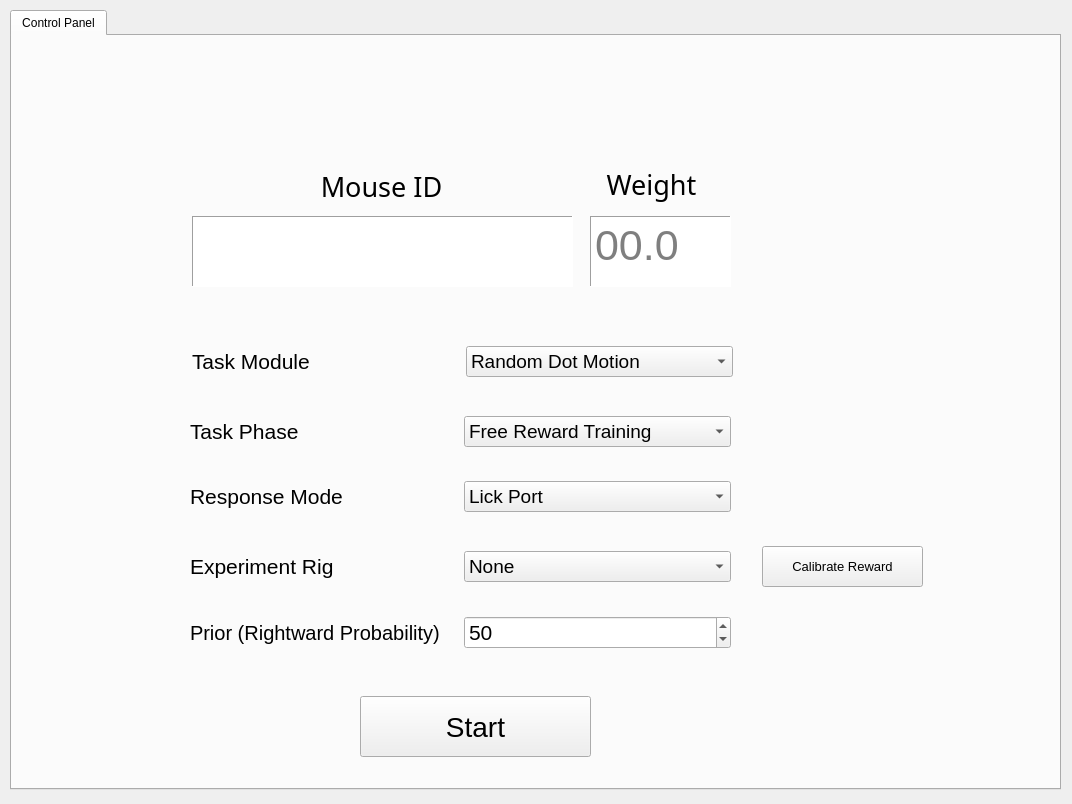
Before: the Qt Designer form NeuRPi/gui/main_gui.ui in vaibrainium/NeuRPi, drawn with Qt 5.
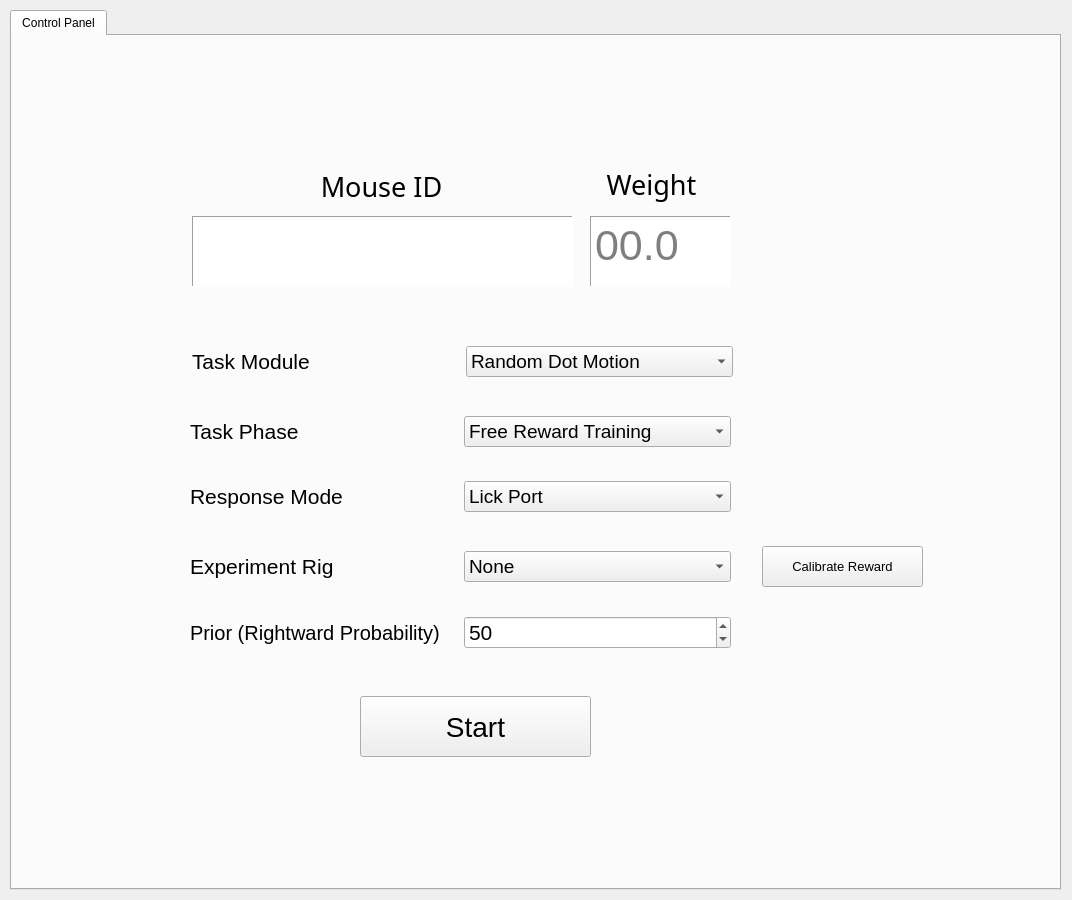
After: the same form once the commit is applied.

The edit to the form file:
```diff
--- a/NeuRPi/gui/main_gui.ui
+++ b/NeuRPi/gui/main_gui.ui
@@ -7,7 +7,7 @@
     <x>0</x>
     <y>0</y>
     <width>1072</width>
-    <height>804</height>
+    <height>900</height>
    </rect>
   </property>
   <property name="windowTitle">
@@ -20,7 +20,7 @@
       <x>10</x>
       <y>10</y>
       <width>1051</width>
-      <height>780</height>
+      <height>880</height>
      </rect>
     </property>
     <property name="currentIndex">
```
Left out of the diff: 2 changed lines with no effect on the pictures.
